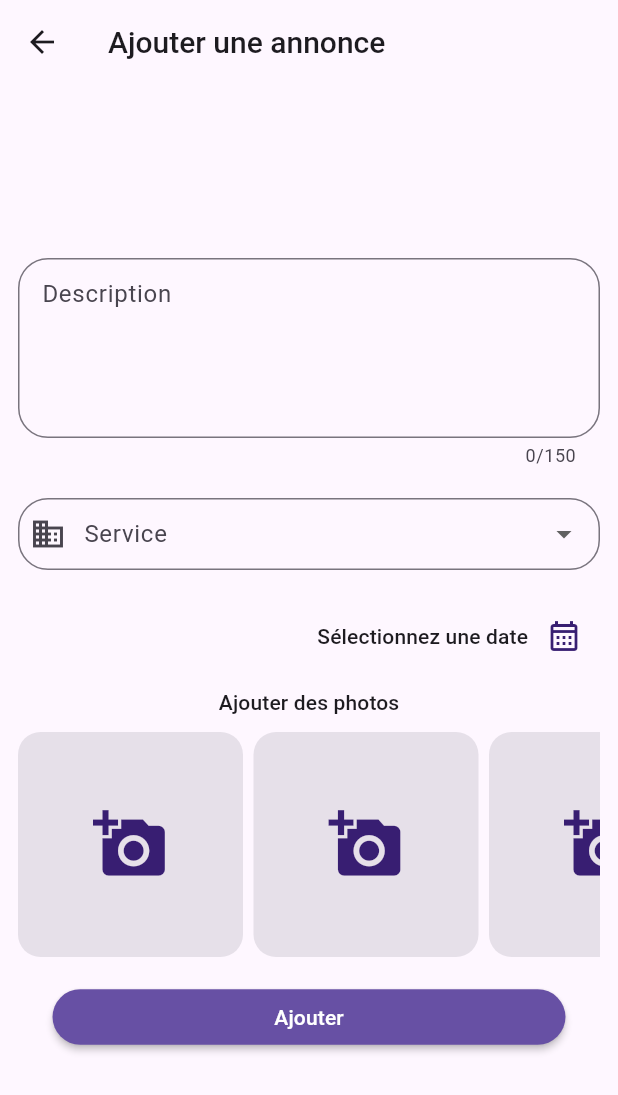
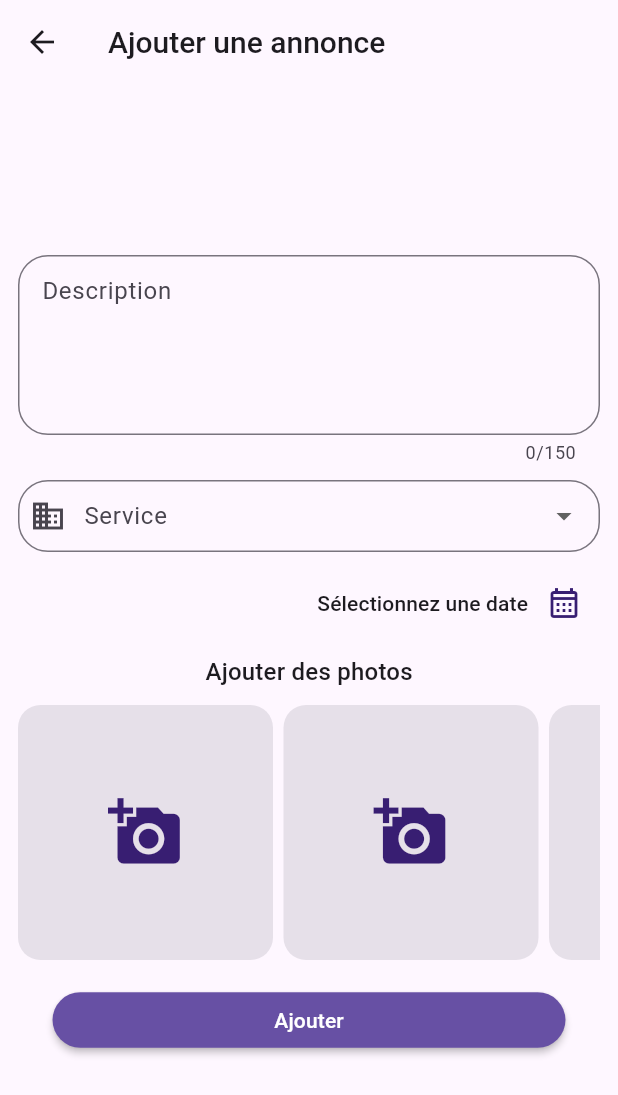
Before and after one commit to firashedfi5/Depanini, a Flutter app: the NewPostScreen screen opened directly, on a phone screen of 412 x 824 dp. Shown: the top 1095 px of the screen. Run offline on Flutter 3.47's test engine with Material 3 defaults, Android fonts, the phone set to English and light mode, and no system bars; our stand-ins replace cloud_firestore, curved_navigation_bar, firebase_auth, firebase_core, firebase_messaging, firebase_storage and 7 more; accounts and stored records are empty; network calls fail.

Commit message:
Refactor EditPostScreen and NewPostScreen for improved layout and user experience. Update PostImage dimensions for better visual consistency.

```diff
--- a/lib/screens/client/posts/new_post_screen.dart
+++ b/lib/screens/client/posts/new_post_screen.dart
@@ -160,7 +160,7 @@ class _NewPostScreenState extends State<NewPostScreen> {
                       _enteredDescription = value!;
                     },
                   ),
-                  SizedBox(height: 20),
+                  SizedBox(height: 10),
                   DropdownButtonFormField<Domains>(
                     decoration: InputDecoration(
                       prefixIcon: Icon(Icons.domain_outlined),
@@ -189,7 +189,7 @@ class _NewPostScreenState extends State<NewPostScreen> {
                       _enteredDomaine = newValue!;
                     },
                   ),
-                  SizedBox(height: 20),
+                  SizedBox(height: 10),
                   Row(
                     mainAxisAlignment: MainAxisAlignment.spaceBetween,
                     children: [
@@ -234,7 +234,7 @@ class _NewPostScreenState extends State<NewPostScreen> {
                   SizedBox(height: 10),
                   Text(
                     'Ajouter des photos',
-                    style: Theme.of(context).textTheme.labelLarge,
+                    style: Theme.of(context).textTheme.titleMedium,
                   ),
                   SizedBox(height: 10),
                   // ***********Images***********************
--- a/lib/screens/provider/profil/provider_gallery.dart
+++ b/lib/screens/provider/profil/provider_gallery.dart
@@ -55,7 +55,6 @@ class _ProviderGalleryState extends State<ProviderGallery> {
   }
 
   // ******************************************
-  // bool _isLoading = false;
   void _showUploadingDialog() {
     showDialog(
       context: context,
--- a/lib/widgets/post_image.dart
+++ b/lib/widgets/post_image.dart
@@ -28,8 +28,8 @@ class PostImage extends StatelessWidget {
         onImagePicked(File(pickedImage.path));
       },
       child: Container(
-        height: 150,
-        width: 150,
+        height: 170,
+        width: 170,
         decoration: BoxDecoration(
           color: Theme.of(context).colorScheme.surfaceContainerHighest,
           image:
```
Also changed, not shown: lib/screens/client/posts/edit_post_screen.dart (+21 -50 lines).
